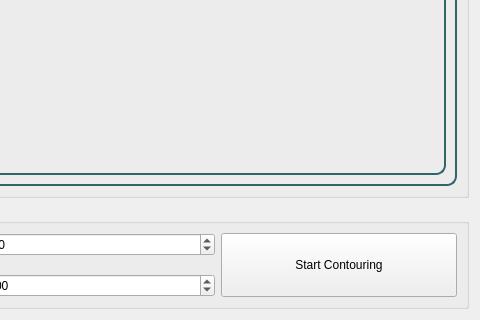
SBME2025-ComputerVision/Task1_CV_CPP, file Task1/UI/activecontourwidget.ui: the form before one commit; both pictures show x 744 to 1224 and y 492 to 812 of the 1224 by 812 pixel window.
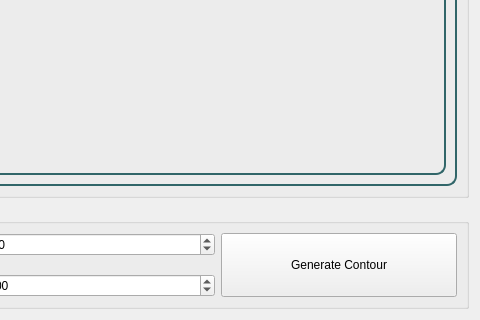
The form after the commit.

What changed in the file:
```diff
--- a/Task1/UI/activecontourwidget.ui
+++ b/Task1/UI/activecontourwidget.ui
@@ -332,7 +332,7 @@
            </sizepolicy>
           </property>
           <property name="text">
-           <string>Start Contouring</string>
+           <string>Generate Contour</string>
           </property>
          </widget>
         </item>
```
